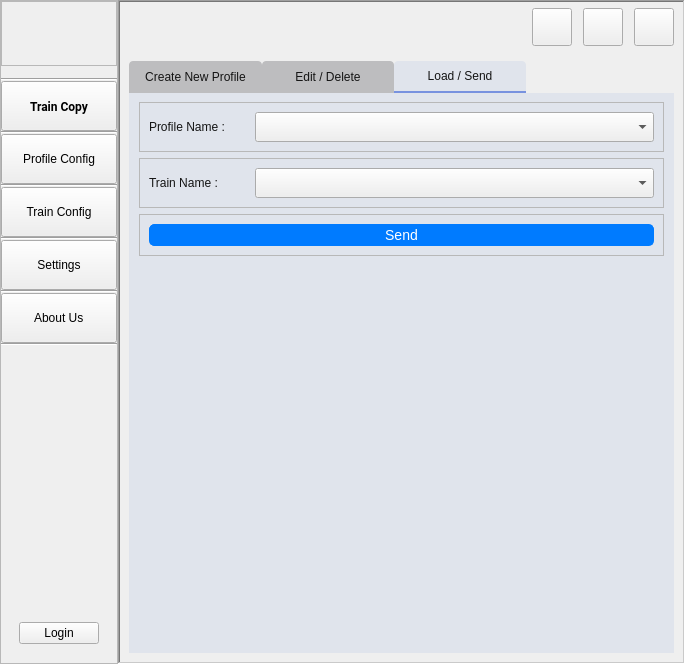
Old version of the form UIFiles/mainUI.ui in the repository amirhossein-mlkz/railProject_imageCopy.
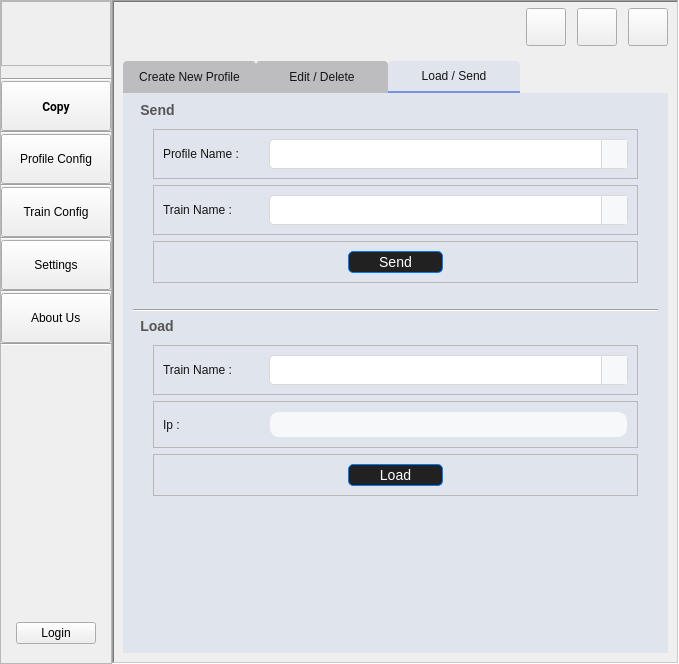
New version of the form. The open tabs and pages were chosen to show the change. Icons and pictures are not drawn. Custom widgets are drawn as their Qt base class.

```diff
--- a/UIFiles/mainUI.ui
+++ b/UIFiles/mainUI.ui
@@ -505,7 +505,7 @@
 
 *[styleSheet=&quot;LsideFrameStyle&quot;]
 {
-	background-color: #17203A;
+	background-color:#FF6500;
 }
 
 *[styleSheet=&quot;LsideFrameStyle&quot;]  .QPushButton{
@@ -518,7 +518,7 @@
 
 *[styleSheet=&quot;LtopFrameStyle&quot;]
 {
-	background-color:#17203A;
+	background-color:#FF6500;
 	border:1px solid #D7D7D9;
 }
 
@@ -531,6 +531,8 @@
 *[styleSheet=&quot;LpagesFrameStyle&quot;] .QFrame
 {
 	background-color: #F7F8FA;
+
+
 	border:1px solid #D7D7D9;
 }
 
@@ -648,6 +650,70 @@
 }
 
 
+
+
+
+
+
+
+
+
+
+
+QComboBox {
+    background-color: #FFFFFF;
+    border: 1px solid #D7D7D9;
+    padding: 5px;
+    border-radius: 4px;
+    color: #17203A;
+    font-size: 14px;
+}
+
+QComboBox::drop-down {
+    subcontrol-origin: padding;
+    subcontrol-position: top right;
+    width: 25px;
+    border-left: 1px solid #D7D7D9;
+    background-color: #F7F8FA;
+}
+
+QComboBox::down-arrow {
+    image: url(:/asstets/icons/down_icon_black.png); /* Adjust the path to your arrow icon */
+    width:15px; /* Set the arrow width */
+    height: 15px; /* Set the arrow height */
+}
+
+QComboBox::down-arrow:hover {
+    image: url(:/asstets/icons/down_icon_black.png);
+    width: 12px; /* Set the arrow width */
+    height: 12px; /* Set the arrow height */
+}
+
+QComboBox::down-arrow:disabled {
+    image: url(:/asstets/icons/down_icon_black.png);
+    width: 12px; /* Set the arrow width */
+    height: 12px; /* Set the arrow height */
+}
+
+QComboBox QAbstractItemView {
+    background-color: #FFFFFF;
+    border: 1px solid #D7D7D9;
+    selection-background-color: #007BFF;
+    selection-color: white;
+}
+
+/* ComboBox for Disabled State */
+QComboBox:disabled {
+    background-color: #E0E0E0;
+    color: #A0A0A0;
+    border: 1px solid #D7D7D9;
+}
+
+
+
+
+
+
 </string>
       </property>
       <layout class="QHBoxLayout" name="horizontalLayout_2">
@@ -739,13 +805,13 @@
                </property>
                <property name="minimumSize">
                 <size>
-                 <width>96</width>
+                 <width>90</width>
                  <height>45</height>
                 </size>
                </property>
                <property name="maximumSize">
                 <size>
-                 <width>50</width>
+                 <width>75</width>
                  <height>65</height>
                 </size>
                </property>
@@ -821,7 +887,7 @@
              <string notr="true"/>
             </property>
             <property name="text">
-             <string>Train Copy</string>
+             <string>Copy</string>
             </property>
             <property name="icon">
              <iconset>
@@ -1270,7 +1336,8 @@
 	padding: 2px 2px;
     border: 1px solid #007BFF;
     border-radius: 5px;
-    background-color: #007BFF;
+    background-color: 007BFF;
+	background-color: rgb(33, 33, 33);
     color: white;
 }
 QPushButton:hover {
@@ -1280,8 +1347,10 @@
    background-color: #003d80;
 }
 
-QPushButtoد:disabled {
-   background-color: #c0c0c0;
+QPushButton:disabled {
+
+
+	background-color: rgb(112, 112, 112);
 	border:none;
 }</string>
             </property>
@@ -3506,6 +3575,12 @@
                  </attribute>
                  <layout class="QVBoxLayout" name="verticalLayout_7">
                   <item>
+                   <widget class="QGroupBox" name="groupBox">
+                    <property name="title">
+                     <string>Send</string>
+                    </property>
+                    <layout class="QVBoxLayout" name="verticalLayout_8">
+                     <item>
                    <widget class="QFrame" name="frame_62">
                     <property name="maximumSize">
                      <size>
@@ -3522,6 +3597,12 @@
                     <layout class="QHBoxLayout" name="horizontalLayout_16">
                      <item>
                       <widget class="QLabel" name="label_12">
+                          <property name="minimumSize">
+                           <size>
+                            <width>100</width>
+                            <height>0</height>
+                           </size>
+                          </property>
                        <property name="maximumSize">
                         <size>
                          <width>100</width>
@@ -3563,6 +3644,12 @@
                     <layout class="QHBoxLayout" name="horizontalLayout_21">
                      <item>
                       <widget class="QLabel" name="label_13">
+                          <property name="minimumSize">
+                           <size>
+                            <width>100</width>
+                            <height>0</height>
+                           </size>
+                          </property>
                        <property name="maximumSize">
                         <size>
                          <width>100</width>
@@ -3604,9 +3691,152 @@
                     <layout class="QHBoxLayout" name="horizontalLayout_17">
                      <item>
                       <widget class="QPushButton" name="btn_send_profile">
+                          <property name="maximumSize">
+                           <size>
+                            <width>95</width>
+                            <height>16777215</height>
+                           </size>
+                          </property>
                        <property name="text">
                         <string>Send</string>
                        </property>
+                         </widget>
+                        </item>
+                       </layout>
+                      </widget>
+                     </item>
+                    </layout>
+                   </widget>
+                  </item>
+                  <item>
+                   <widget class="Line" name="line_3">
+                    <property name="orientation">
+                     <enum>Qt::Horizontal</enum>
+                    </property>
+                   </widget>
+                  </item>
+                  <item>
+                   <widget class="QGroupBox" name="groupBox_2">
+                    <property name="title">
+                     <string>Load</string>
+                    </property>
+                    <layout class="QVBoxLayout" name="verticalLayout_23">
+                     <item>
+                      <widget class="QFrame" name="frame_65">
+                       <property name="maximumSize">
+                        <size>
+                         <width>16777215</width>
+                         <height>50</height>
+                        </size>
+                       </property>
+                       <property name="frameShape">
+                        <enum>QFrame::StyledPanel</enum>
+                       </property>
+                       <property name="frameShadow">
+                        <enum>QFrame::Raised</enum>
+                       </property>
+                       <layout class="QHBoxLayout" name="horizontalLayout_35">
+                        <item>
+                         <widget class="QLabel" name="label_29">
+                          <property name="minimumSize">
+                           <size>
+                            <width>100</width>
+                            <height>0</height>
+                           </size>
+                          </property>
+                          <property name="maximumSize">
+                           <size>
+                            <width>100</width>
+                            <height>16777215</height>
+                           </size>
+                          </property>
+                          <property name="text">
+                           <string>Train Name :</string>
+                          </property>
+                         </widget>
+                        </item>
+                        <item>
+                         <widget class="QComboBox" name="combo_load_train_name">
+                          <property name="minimumSize">
+                           <size>
+                            <width>0</width>
+                            <height>30</height>
+                           </size>
+                          </property>
+                         </widget>
+                        </item>
+                       </layout>
+                      </widget>
+                     </item>
+                     <item>
+                      <widget class="QFrame" name="frame_16">
+                       <property name="minimumSize">
+                        <size>
+                         <width>0</width>
+                         <height>40</height>
+                        </size>
+                       </property>
+                       <property name="frameShape">
+                        <enum>QFrame::StyledPanel</enum>
+                       </property>
+                       <property name="frameShadow">
+                        <enum>QFrame::Raised</enum>
+                       </property>
+                       <layout class="QHBoxLayout" name="horizontalLayout_12">
+                        <item>
+                         <widget class="QLabel" name="label_5">
+                          <property name="minimumSize">
+                           <size>
+                            <width>100</width>
+                            <height>0</height>
+                           </size>
+                          </property>
+                          <property name="maximumSize">
+                           <size>
+                            <width>100</width>
+                            <height>16777215</height>
+                           </size>
+                          </property>
+                          <property name="text">
+                           <string>Ip : </string>
+                          </property>
+                         </widget>
+                        </item>
+                        <item>
+                         <widget class="QLineEdit" name="line_ip_load"/>
+                        </item>
+                       </layout>
+                      </widget>
+                     </item>
+                     <item>
+                      <widget class="QFrame" name="frame_15">
+                       <property name="maximumSize">
+                        <size>
+                         <width>16777215</width>
+                         <height>50</height>
+                        </size>
+                       </property>
+                       <property name="frameShape">
+                        <enum>QFrame::StyledPanel</enum>
+                       </property>
+                       <property name="frameShadow">
+                        <enum>QFrame::Raised</enum>
+                       </property>
+                       <layout class="QHBoxLayout" name="horizontalLayout_36">
+                        <item>
+                         <widget class="QPushButton" name="btn_load_profile">
+                          <property name="maximumSize">
+                           <size>
+                            <width>95</width>
+                            <height>16777215</height>
+                           </size>
+                          </property>
+                          <property name="text">
+                           <string>Load</string>
+                          </property>
+                         </widget>
+                        </item>
+                       </layout>
                       </widget>
                      </item>
                     </layout>
```
Left out of the diff: 141 changed lines with no effect on the pictures. Lines whose indentation alone changed are shown as unchanged.
